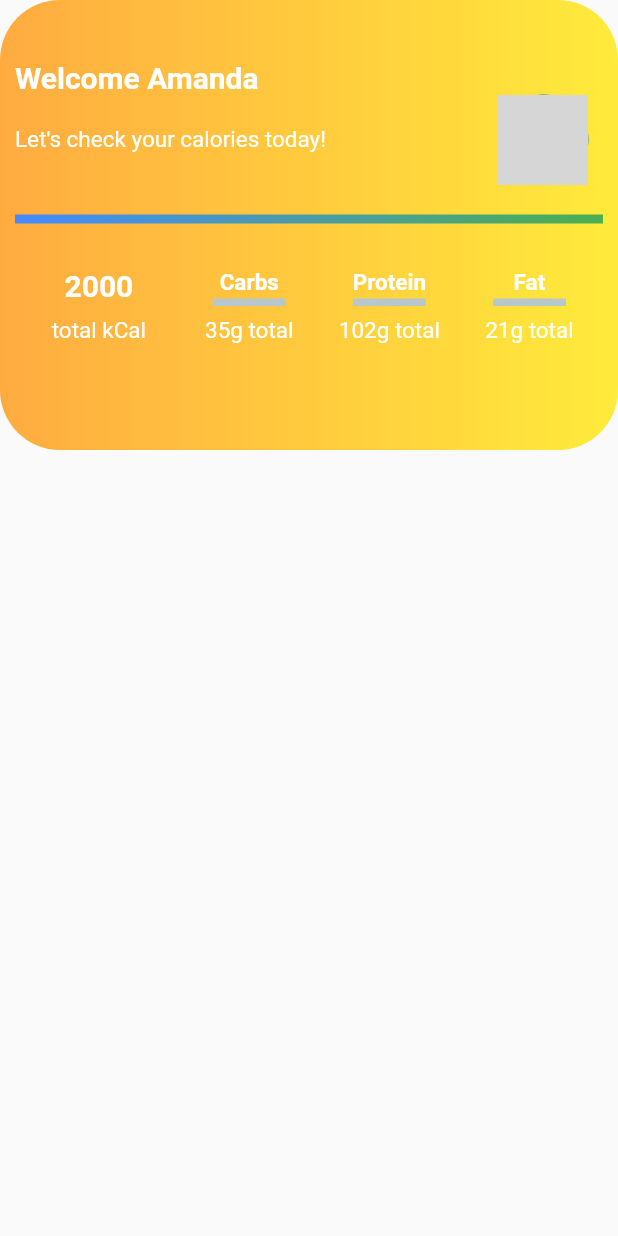
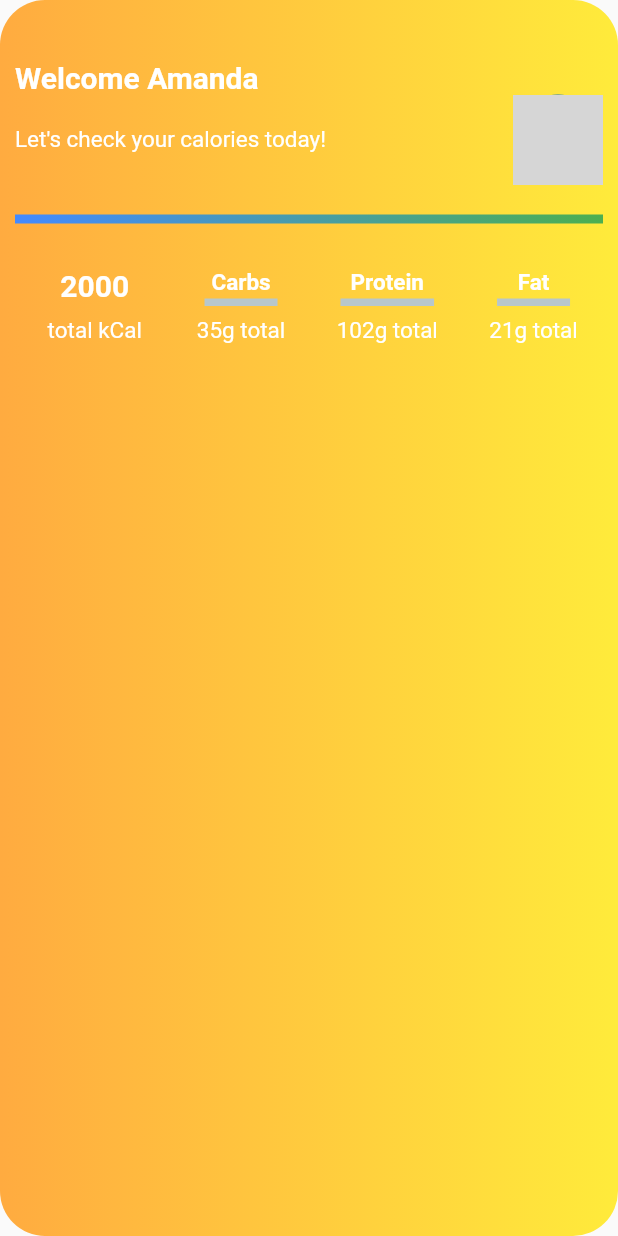
Before and after one commit to AhmetMERDEN/calorie_calculator, a Flutter app: the CustomAppTop widget shown alone on an empty page, opened directly, on a phone screen of 412 x 824 dp. Run offline on Flutter 3.47's test engine with Material 2 defaults, Android fonts, the phone set to English and light mode, and no system bars; drawn by our look-alikes of percent_indicator; our stand-ins replace animated_splash_screen, calendar_timeline, dio, shared_preferences; accounts and stored records are empty; network calls fail; grey boxes are pictures that could not be loaded.

Commit message:
nutrition error solved

```diff
--- a/lib/components/bottom_navbar.dart
+++ b/lib/components/bottom_navbar.dart
@@ -16,7 +16,7 @@ class CustomBottomNavBar extends StatefulWidget {
 class _CustomBottomNavBarState extends State<CustomBottomNavBar> {
   @override
   Widget build(BuildContext context) {
-    final _screenindexprovider = Provider.of<screenIndexProvider>(context);
+    final _screenindexprovider = Provider.of<ScreenIndexProvider>(context);
     int currentScreenIndex = _screenindexprovider.fetchCurrentScreenIndex;
 
     return BottomNavigationBar(
--- a/lib/screen_index_provider.dart
+++ b/lib/screen_index_provider.dart
@@ -1,6 +1,6 @@
 import 'package:flutter/material.dart';
 
-class screenIndexProvider extends ChangeNotifier {
+class ScreenIndexProvider extends ChangeNotifier {
   int _screenIndex = 0; // Initial index of the screen
   // function to return the current screen Index
   int get fetchCurrentScreenIndex => _screenIndex;
--- a/lib/view/home/home_screen.dart
+++ b/lib/view/home/home_screen.dart
@@ -13,7 +13,7 @@ class HomeScreen extends StatelessWidget {
 
   @override
   Widget build(BuildContext context) {
-    final _screenindexprovider = Provider.of<screenIndexProvider>(context);
+    final _screenindexprovider = Provider.of<ScreenIndexProvider>(context);
 
     var screens = [
       AddNutrition(),
--- a/lib/view/widgets/custom_apptop.dart
+++ b/lib/view/widgets/custom_apptop.dart
@@ -12,11 +12,12 @@ class CustomAppTop extends StatelessWidget {
 
     final w = MediaQuery.of(context).size.width;
 
-    return Container(
-      height: 300,
+    return SafeArea(
+      child: Container(
         decoration: BoxDecoration(
-        borderRadius: BorderRadius.circular(40),
-        gradient: LinearGradient(colors: [Colors.orangeAccent, Colors.yellow]),
+          borderRadius: BorderRadius.circular(30),
+          gradient:
+              LinearGradient(colors: [Colors.orangeAccent, Colors.yellow]),
         ),
         child: Column(
           children: [
@@ -37,6 +38,7 @@ class CustomAppTop extends StatelessWidget {
             Padding(
               padding: const EdgeInsets.only(left: 10.0),
               child: Row(
+                mainAxisAlignment: MainAxisAlignment.spaceBetween,
                 children: [
                   Row(
                     mainAxisAlignment: MainAxisAlignment.start,
@@ -49,16 +51,11 @@ class CustomAppTop extends StatelessWidget {
                     ],
                   ),
                   Container(
-                  width: 175,
-                  child: Row(
-                    mainAxisAlignment: MainAxisAlignment.end,
-                    children: [
-                      CircleAvatar(
+                    padding: const EdgeInsets.only(right: 10.0),
+                    child: CircleAvatar(
                       backgroundImage: NetworkImage(
                           "https://upload.wikimedia.org/wikipedia/commons/thumb/1/1b/Amanda_Seyfried_2019_by_Glenn_Francis.jpg/800px-Amanda_Seyfried_2019_by_Glenn_Francis.jpg"),
                       radius: 30,
-                      ),
-                    ],
                     ),
                   )
                 ],
@@ -122,7 +119,7 @@ class CustomAppTop extends StatelessWidget {
                     ),
                   ),
                   Container(
-                  width: w / 6,
+                    width: w / 5,
                     child: Column(
                       children: [
                         Text(
@@ -136,9 +133,11 @@ class CustomAppTop extends StatelessWidget {
                         SizedBox(
                           height: 7,
                         ),
-                      Text(
+                        Expanded(
+                          child: Text(
                             "102g total",
                             style: FirstContainerTextStyle.textStyleLets,
+                          ),
                         )
                       ],
                     ),
@@ -170,6 +169,7 @@ class CustomAppTop extends StatelessWidget {
             )
           ],
         ),
+      ),
     );
   }
 }
```
Also changed, not shown: lib/main.dart (+9 -2 lines), lib/view/login_view.dart (+5 -4 lines). Lines whose indentation alone changed are shown as unchanged.
